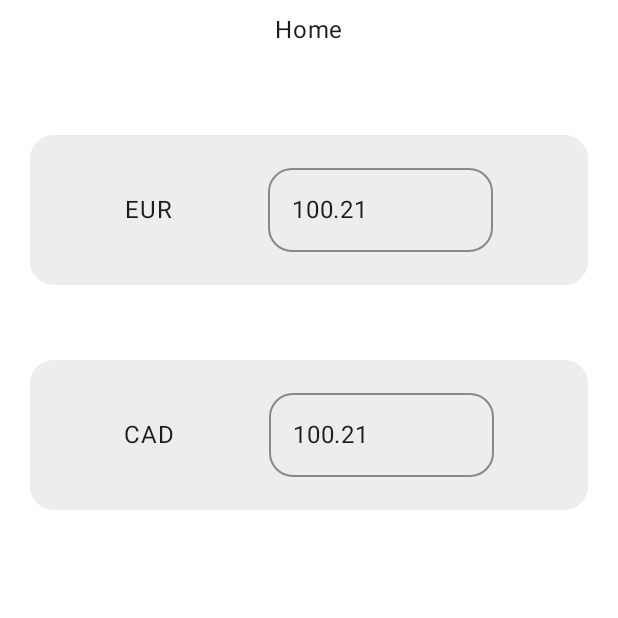
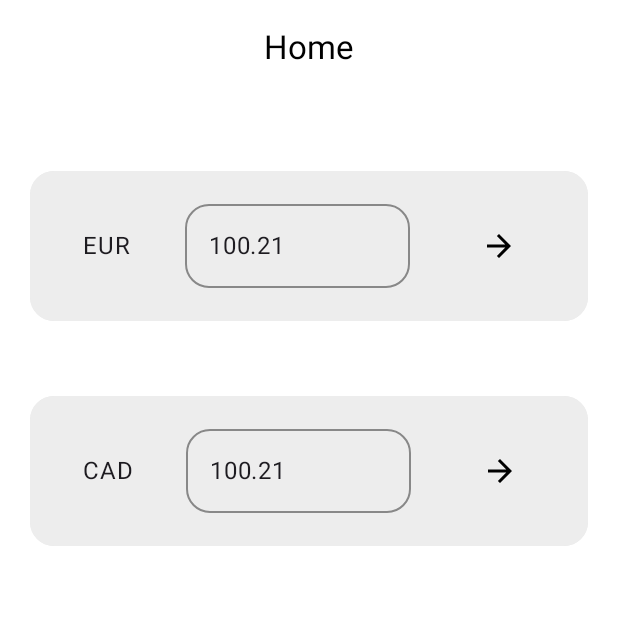
Before and after one commit to dratonyi/CurrencyExchangeRates, an Android app built with Jetpack Compose: the screen it shows after launch (MainActivity), on a phone screen of 412 x 824 dp, the top half of it. Run offline under Robolectric (Android 15) with nearby library versions, the phone set to English and light mode, and no system bars; our stand-ins replace accompanist.

Commit message:
added navigation between main and choose currency screen

```diff
--- a/app/build.gradle.kts
+++ b/app/build.gradle.kts
@@ -45,12 +45,11 @@ dependencies {
     //Room
     implementation("androidx.room:room-runtime:2.6.1")
     implementation(libs.androidx.room.common)
+    implementation(libs.androidx.navigation.compose)
     ksp("androidx.room:room-compiler:2.6.1")
     implementation("androidx.room:room-ktx:2.6.1")
 
     implementation("com.google.accompanist:accompanist-systemuicontroller:0.30.0")
-
-
     implementation(libs.androidx.core.ktx)
     implementation(libs.androidx.lifecycle.runtime.ktx)
     implementation(libs.androidx.activity.compose)
--- a/app/src/main/java/com/example/currencyexchangerates/MainActivity.kt
+++ b/app/src/main/java/com/example/currencyexchangerates/MainActivity.kt
@@ -6,14 +6,15 @@ import androidx.activity.compose.setContent
 import androidx.activity.enableEdgeToEdge
 import androidx.activity.viewModels
 import androidx.compose.foundation.layout.fillMaxSize
-import androidx.compose.foundation.layout.padding
-import androidx.compose.material3.MaterialTheme
 import androidx.compose.material3.Scaffold
-import androidx.compose.material3.Surface
 import androidx.compose.material3.Text
 import androidx.compose.runtime.Composable
 import androidx.compose.ui.Modifier
 import androidx.compose.ui.tooling.preview.Preview
+import androidx.navigation.compose.NavHost
+import androidx.navigation.compose.composable
+import androidx.navigation.compose.rememberNavController
+import com.example.currencyexchangerates.ui.screens.ChooseCurrency
 import com.example.currencyexchangerates.ui.screens.MainBackground
 import com.example.currencyexchangerates.ui.theme.MyAppTheme
 
@@ -28,7 +29,37 @@ class MainActivity : ComponentActivity() {
 
         setContent {
             MyAppTheme {
-                Surface(
+                Scaffold(modifier = Modifier.fillMaxSize()) { internalPadding ->
+                    val navController = rememberNavController()
+                    internalPadding
+
+                    NavHost(
+                        navController = navController,
+                        startDestination = "Main"
+                    ) {
+                        composable("Main") {
+                            MainBackground(
+                                viewModel.baseCurrency,
+                                viewModel.targetCurrency,
+                                viewModel.baseAmount,
+                                viewModel.targetAmount,
+                                { viewModel.updateBaseAmount(it) },
+                                { viewModel.updateTargetAmount(it) },
+                                navToChooseCurrency = {
+                                    navController.navigate("ChooseCurrency")
+                                }
+                            )
+                        }
+
+                        composable("ChooseCurrency") {
+                            ChooseCurrency(
+                                onBackButton = { navController.navigate("Main") }
+                            )
+                        }
+                    }
+                }
+
+                /*Surface(
                     modifier = Modifier.fillMaxSize(),
                     color = MaterialTheme.colorScheme.background // This will apply your Compose background
                 ) {
@@ -40,7 +71,7 @@ class MainActivity : ComponentActivity() {
                         { viewModel.updateBaseAmount(it) },
                         { viewModel.updateTargetAmount(it) }
                     )
-                }
+                }*/
             }
         }
     }
--- a/app/src/main/java/com/example/currencyexchangerates/ui/components/CurrencyCard.kt
+++ b/app/src/main/java/com/example/currencyexchangerates/ui/components/CurrencyCard.kt
@@ -20,6 +20,11 @@ import androidx.compose.foundation.shape.RoundedCornerShape
 import androidx.compose.foundation.text.BasicText
 import androidx.compose.foundation.text.BasicTextField
 import androidx.compose.foundation.text.KeyboardOptions
+import androidx.compose.material.icons.Icons
+import androidx.compose.material.icons.automirrored.filled.ArrowBack
+import androidx.compose.material.icons.automirrored.filled.ArrowForward
+import androidx.compose.material3.Icon
+import androidx.compose.material3.IconButton
 import androidx.compose.material3.MaterialTheme
 import androidx.compose.material3.OutlinedTextField
 import androidx.compose.material3.OutlinedTextFieldDefaults
@@ -81,7 +86,7 @@ fun CurrencyCard(
                         .width(150.dp)
                         .fillMaxWidth(),
                     colors = OutlinedTextFieldDefaults.colors(
-                        focusedBorderColor = Color.Transparent,
+                        focusedBorderColor = Color.Gray,
                         unfocusedBorderColor = Color.Gray
                     ),
                     shape = RoundedCornerShape(16.dp),
@@ -89,6 +94,14 @@ fun CurrencyCard(
                         keyboardType = KeyboardType.Number // Show number pad
                     ),
                     //label = {Text("Enter amount")}
+                )
+            }
+
+            IconButton(onClick = {  }) {
+                Icon(
+                    imageVector = Icons.AutoMirrored.Filled.ArrowForward,
+                    contentDescription = "null",
+                    tint = MaterialTheme.colorScheme.primary
                 )
             }
         }
--- a/app/src/main/java/com/example/currencyexchangerates/ui/components/TopBar.kt
+++ b/app/src/main/java/com/example/currencyexchangerates/ui/components/TopBar.kt
@@ -6,10 +6,14 @@ import androidx.compose.foundation.layout.Box
 import androidx.compose.foundation.layout.fillMaxHeight
 import androidx.compose.foundation.layout.fillMaxWidth
 import androidx.compose.foundation.layout.height
+import androidx.compose.material3.CenterAlignedTopAppBar
 import androidx.compose.material3.ExperimentalMaterial3Api
 import androidx.compose.material3.MaterialTheme
 import androidx.compose.material3.Text
 import androidx.compose.material3.TopAppBar
+import androidx.compose.material3.TopAppBarColors
+import androidx.compose.material3.TopAppBarDefaults
+import androidx.compose.material3.TopAppBarScrollBehavior
 import androidx.compose.runtime.Composable
 import androidx.compose.ui.Alignment
 import androidx.compose.ui.Modifier
@@ -24,19 +28,15 @@ import com.example.currencyexchangerates.ui.theme.MyAppTheme
 @OptIn(ExperimentalMaterial3Api::class)
 @Composable
 fun TopBar() {
-    Box(
-        modifier = Modifier
-            .fillMaxWidth()
-            //.background(color = colorResource(id = R.color.top_bar_color))
-            .height(40.dp)
-    ) {
-        Text(
-            text = "Home",
-            modifier = Modifier
-                .align(Alignment.Center),
-            //color = colorResource(id = R.color.white)
+
+    CenterAlignedTopAppBar(
+        title = { Text(text = "Home") },
+        scrollBehavior = TopAppBarDefaults.pinnedScrollBehavior(),
+        colors = TopAppBarDefaults.centerAlignedTopAppBarColors(
+            containerColor = MaterialTheme.colorScheme.background,
+            titleContentColor = MaterialTheme.colorScheme.primary
         )
-    }
+    )
 }
 
 @Composable
--- a/app/src/main/java/com/example/currencyexchangerates/ui/screens/MainScreen.kt
+++ b/app/src/main/java/com/example/currencyexchangerates/ui/screens/MainScreen.kt
@@ -30,7 +30,8 @@ fun MainBackground(
     baseAmount: StateFlow<String>,
     targetAmount: StateFlow<String>,
     updateBaseAmount: (String) -> Unit,
-    updateTargetAmount: (String) -> Unit
+    updateTargetAmount: (String) -> Unit,
+    navToChooseCurrency: () -> Unit
 ) {
     val base by baseCurrency.collectAsState()
     val target by targetCurrency.collectAsState()
@@ -70,7 +71,8 @@ fun MainBackgroundPreview() {
                 MutableStateFlow("100"),
                 MutableStateFlow("100"),
                 {/*TODO*/},
-                {/*TODO*/}
+                {/*TODO*/},
+                {}
             )
         }
     }
@@ -93,7 +95,8 @@ fun MainBackgroundLightPreview() {
                 MutableStateFlow("100"),
                 MutableStateFlow("100"),
                 {/*TODO*/},
-                {/*TODO*/}
+                {/*TODO*/},
+                {}
             )
         }
     }
--- a/gradle/libs.versions.toml
+++ b/gradle/libs.versions.toml
@@ -9,6 +9,7 @@ lifecycleRuntimeKtx = "2.6.1"
 activityCompose = "1.8.0"
 composeBom = "2024.04.01"
 roomCommon = "2.6.1"
+navigationCompose = "2.8.5"
 
 [libraries]
 androidx-core-ktx = { group = "androidx.core", name = "core-ktx", version.ref = "coreKtx" }
@@ -26,6 +27,7 @@ androidx-ui-test-manifest = { group = "androidx.compose.ui", name = "ui-test-man
 androidx-ui-test-junit4 = { group = "androidx.compose.ui", name = "ui-test-junit4" }
 androidx-material3 = { group = "androidx.compose.material3", name = "material3" }
 androidx-room-common = { group = "androidx.room", name = "room-common", version.ref = "roomCommon" }
+androidx-navigation-compose = { group = "androidx.navigation", name = "navigation-compose", version.ref = "navigationCompose" }
 
 [plugins]
 android-application = { id = "com.android.application", version.ref = "agp" }
```
Also changed, not shown: app/src/main/java/com/example/currencyexchangerates/ui/screens/ChooseCurrencyScreen.kt (added, +42 -0 lines).
